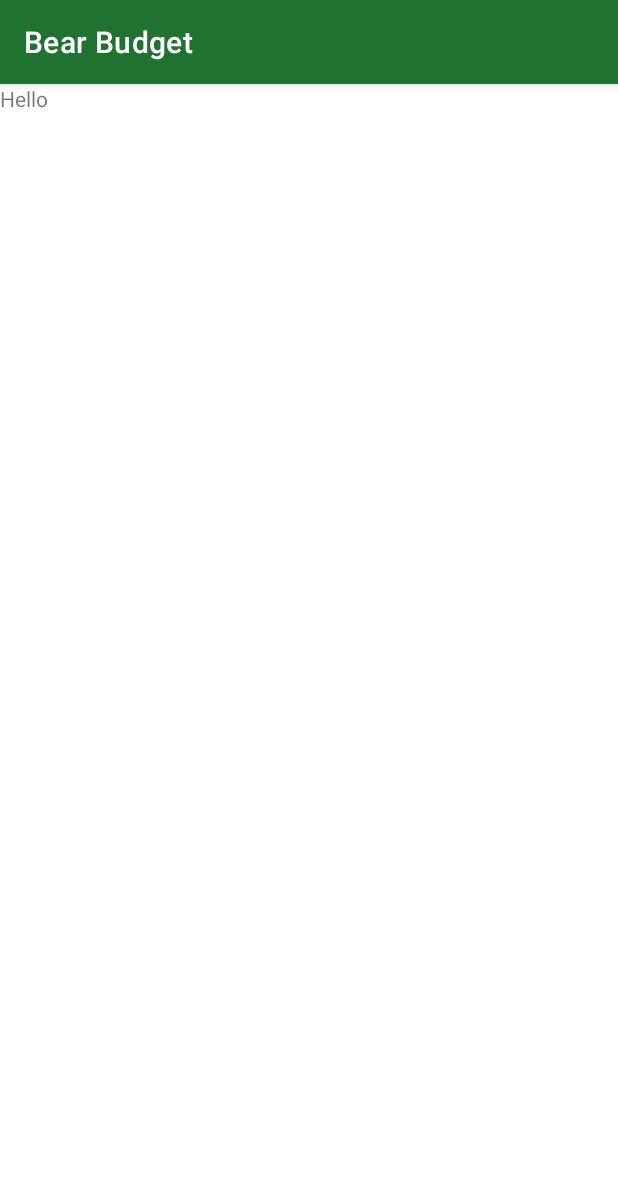
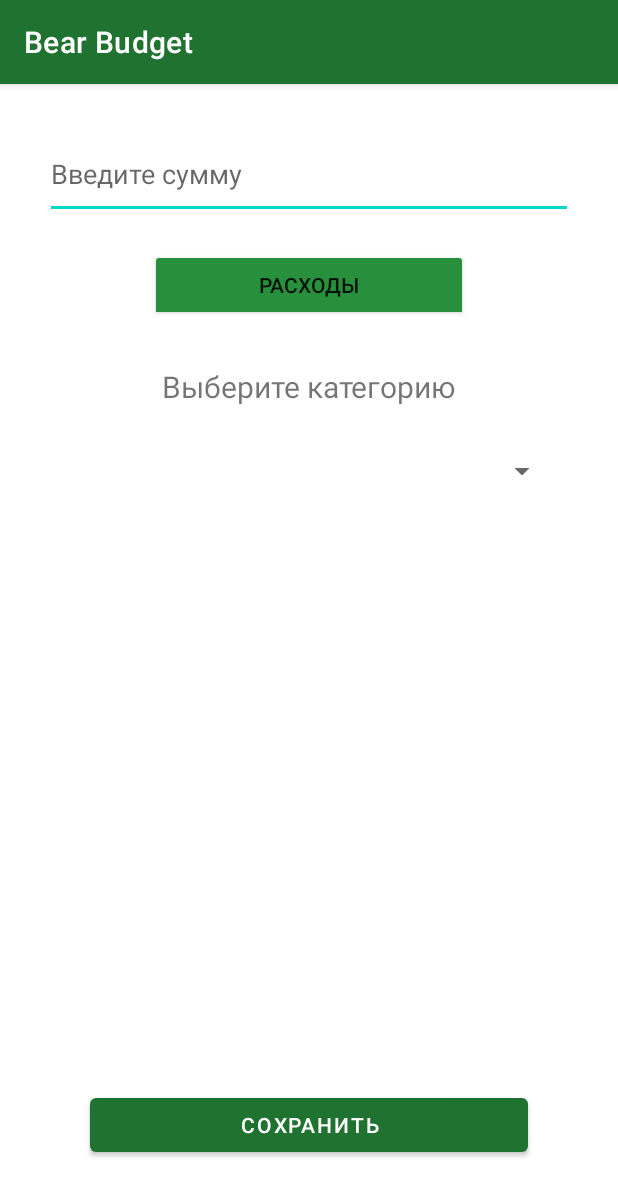
Before and after one commit to MrTOOGLE/Financial_Tracker, an Android app: the fragment AddOperationFragment shown on its own in the app's theme, on a phone screen of 412 x 824 dp. Shown: the top 1196 px of the screen. Run offline under Robolectric (Android 15) with nearby library versions, the phone set to English and light mode, and no system bars.

Commit message:
some changes

```diff
--- a/app/src/main/java/com/example/financial_tracker/ui/addOperation/AddOperationFragment.kt
+++ b/app/src/main/java/com/example/financial_tracker/ui/addOperation/AddOperationFragment.kt
@@ -10,18 +10,6 @@ import com.example.financial_tracker.R
 
 class AddOperationFragment : Fragment() {
 
-    companion object {
-        fun newInstance() = AddOperationFragment()
-    }
-
-    private val viewModel: AddOperationViewModel by viewModels()
-
-    override fun onCreate(savedInstanceState: Bundle?) {
-        super.onCreate(savedInstanceState)
-
-        // TODO: Use the ViewModel
-    }
-
     override fun onCreateView(inflater: LayoutInflater, container: ViewGroup?,
                               savedInstanceState: Bundle?): View {
         return inflater.inflate(R.layout.fragment_add_operation, container, false)
--- a/app/src/main/java/com/example/financial_tracker/ui/category/CategoryFragment.kt
+++ b/app/src/main/java/com/example/financial_tracker/ui/category/CategoryFragment.kt
@@ -30,6 +30,9 @@ class CategoryFragment : Fragment() {
         binding.createCategoryBtn.setOnClickListener {
             findNavController().navigate(R.id.create_new_category)
         }
+        binding.deleteCategoryBtn.setOnClickListener {
+            findNavController().navigate(R.id.delete_category)
+        }
 
         return root
     }
--- a/app/src/main/res/layout/fragment_add_operation.xml
+++ b/app/src/main/res/layout/fragment_add_operation.xml
@@ -1,14 +1,72 @@
 <?xml version="1.0" encoding="utf-8"?>
-<FrameLayout
+<androidx.constraintlayout.widget.ConstraintLayout
     xmlns:android="http://schemas.android.com/apk/res/android"
+    xmlns:app="http://schemas.android.com/apk/res-auto"
     xmlns:tools="http://schemas.android.com/tools"
     android:layout_width="match_parent"
     android:layout_height="match_parent"
     tools:context=".ui.addOperation.AddOperationFragment">
 
+    <EditText
+        android:id="@+id/editTextOperation"
+        android:layout_width="0dp"
+        android:layout_height="60dp"
+        android:layout_marginStart="30dp"
+        android:layout_marginTop="30dp"
+        android:layout_marginEnd="30dp"
+        android:ems="10"
+        android:hint="@string/enter_sum"
+        android:inputType="number"
+        app:layout_constraintEnd_toEndOf="parent"
+        app:layout_constraintStart_toStartOf="parent"
+        app:layout_constraintTop_toTopOf="parent" />
+
+    <Spinner
+        android:id="@+id/spinnerOperation"
+        android:layout_width="0dp"
+        android:layout_height="65dp"
+        android:layout_marginStart="40dp"
+        android:layout_marginTop="10dp"
+        android:layout_marginEnd="40dp"
+        app:layout_constraintEnd_toEndOf="parent"
+        app:layout_constraintStart_toStartOf="parent"
+        app:layout_constraintTop_toBottomOf="@+id/textView2" />
+
+    <ToggleButton
+        android:id="@+id/toggleButtonOperation"
+        android:layout_width="0dp"
+        android:layout_height="wrap_content"
+        android:layout_marginStart="100dp"
+        android:layout_marginTop="20dp"
+        android:layout_marginEnd="100dp"
+        android:backgroundTint="@color/green_200"
+        android:textOff="@string/button_expenses"
+        android:textOn="@string/button_income"
+        app:layout_constraintEnd_toEndOf="parent"
+        app:layout_constraintStart_toStartOf="parent"
+        app:layout_constraintTop_toBottomOf="@+id/editTextOperation" />
+
     <TextView
-        android:layout_width="match_parent"
-        android:layout_height="match_parent"
-        android:text="Hello" />
+        android:id="@+id/textView2"
+        android:layout_width="wrap_content"
+        android:layout_height="wrap_content"
+        android:layout_marginTop="30dp"
+        android:text="@string/choose_category"
+        android:textSize="20sp"
+        app:layout_constraintEnd_toEndOf="parent"
+        app:layout_constraintStart_toStartOf="parent"
+        app:layout_constraintTop_toBottomOf="@+id/toggleButtonOperation" />
 
-</FrameLayout>
+    <Button
+        android:id="@+id/buttonOperation"
+        android:layout_width="0dp"
+        android:layout_height="wrap_content"
+        android:layout_marginStart="60dp"
+        android:layout_marginEnd="60dp"
+        android:layout_marginBottom="50dp"
+        android:text="@string/save"
+        app:layout_constraintBottom_toBottomOf="parent"
+        app:layout_constraintEnd_toEndOf="parent"
+        app:layout_constraintStart_toStartOf="parent" />
+
+</androidx.constraintlayout.widget.ConstraintLayout>
--- a/app/src/main/res/values/strings.xml
+++ b/app/src/main/res/values/strings.xml
@@ -5,15 +5,19 @@
     <string name="menu_chart">Графики</string>
     <string name="menu_settings">Настройки</string>
     <string name="menu_add_operation">Добавьте операцию</string>
+    <string name="menu_category">Категории</string>
+    <string name="menu_create_category">Создать категорию</string>
 
-    <string name="menu_category">Категории</string>
-    <string name="button_add_category">Добавить категорию</string>
     <string name="button_income">Доходы</string>
     <string name="button_expenses">Расходы</string>
-    <string name="add_category_hint">Введите название категории</string>
-    <string name="menu_create_category">Создать категорию</string>
 
     <string name="save">Сохранить</string>
+
+    <string name="enter_category_name">Введите название категории</string>
     <string name="choose_category_type">Выберите тип категории</string>
+    <string name="enter_sum">Введите сумму</string>
+    <string name="choose_category">Выберите категорию</string>
+    <string name="button_add_category">Добавить категорию</string>
+    <string name="delete_category">Удалить категорию</string>
 
 </resources>
```
Also changed, not shown: app/src/main/java/com/example/financial_tracker/saves/Category.kt (+24 -12 lines), app/src/main/java/com/example/financial_tracker/saves/Operations.kt (+14 -0 lines), app/src/main/java/com/example/financial_tracker/ui/addCategory/AddCategoryFragment.kt (+8 -9 lines), app/src/main/java/com/example/financial_tracker/ui/addCategory/AddCategoryViewModel.kt (deleted, +0 -7 lines), app/src/main/java/com/example/financial_tracker/ui/addOperation/AddOperationViewModel.kt (deleted, +0 -7 lines), app/src/main/java/com/example/financial_tracker/ui/deleteCategory/DeleteCategoryFragment.kt (added, +18 -0 lines), app/src/main/res/layout/fragment_add_category.xml (+6 -4 lines), app/src/main/res/layout/fragment_category.xml (+13 -6 lines), app/src/main/res/layout/fragment_delete_category.xml (added, +13 -0 lines), app/src/main/res/navigation/mobile_navigation.xml (+9 -0 lines).
